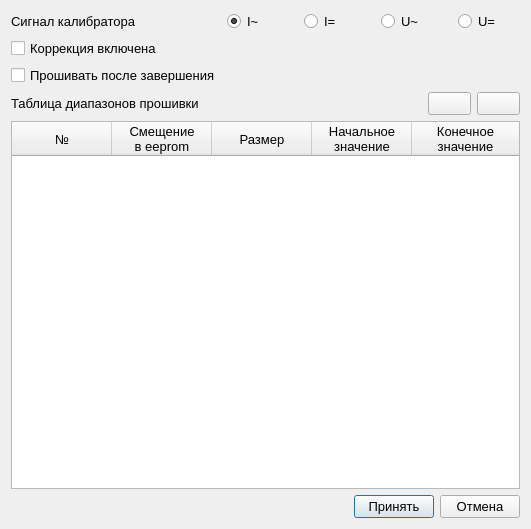
Qt form ui/edit_measure_parameters_dialog.ui (irsural/clb_autocalibration) before a commit.
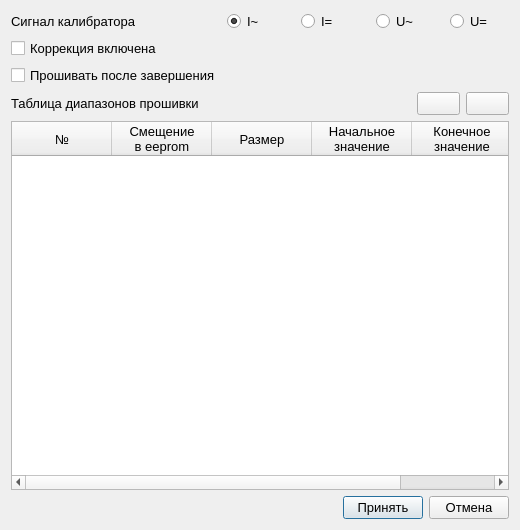
The same form after that commit. Icons and pictures are not drawn.

Patch:
```diff
--- a/ui/edit_measure_parameters_dialog.ui
+++ b/ui/edit_measure_parameters_dialog.ui
@@ -6,8 +6,8 @@
    <rect>
     <x>0</x>
     <y>0</y>
-    <width>531</width>
-    <height>529</height>
+    <width>520</width>
+    <height>530</height>
    </rect>
   </property>
   <property name="font">
```
Left out of the diff: 12 changed lines with no effect on the pictures.
